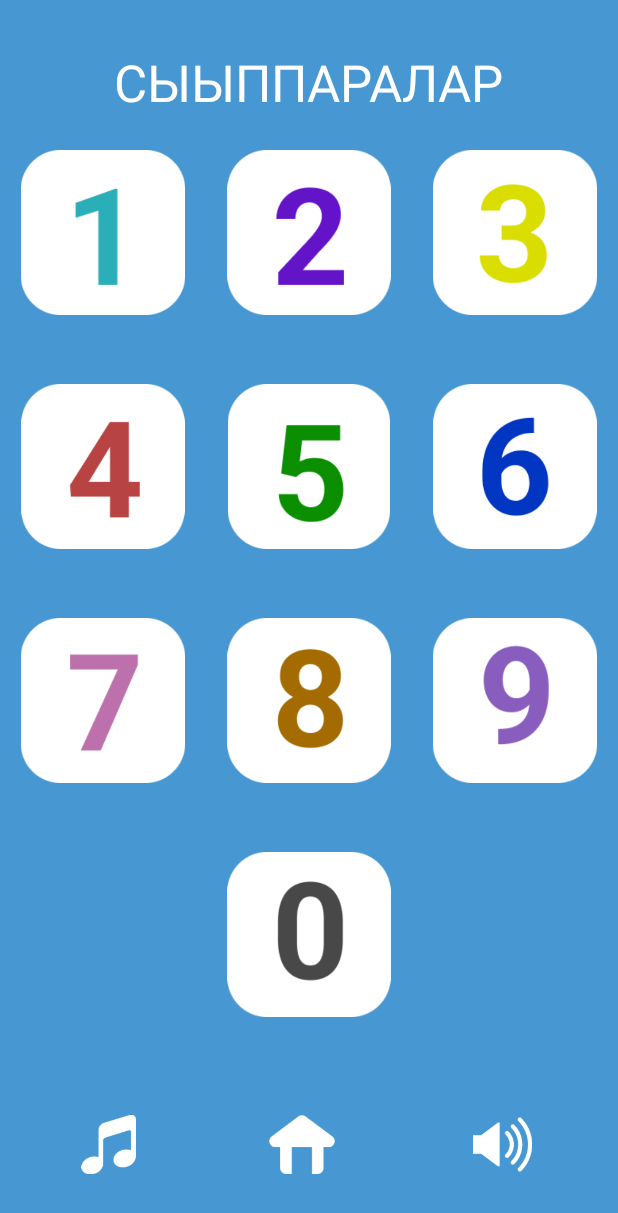
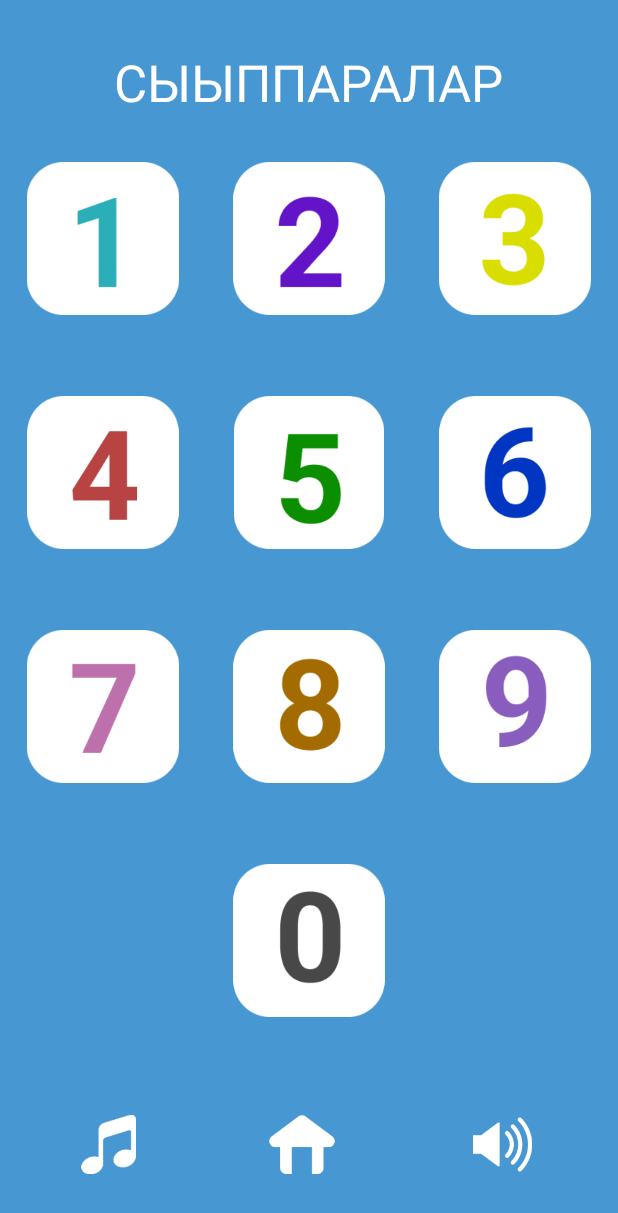
Before and after one commit to brearey/YktWords2022, an Android app: the DigitalsActivity screen opened directly, with no data from a screen before it, on a phone screen of 412 x 824 dp. Shown: the top 1213 px of the screen. Run offline under Robolectric (Android 15) with nearby library versions, the phone set to English and light mode, and no system bars; Roboto replaces fonts that are not available here.

Commit message:
# Added padding for digits on activity_digitals.xml

```diff
--- a/app/src/main/res/layout/activity_digitals.xml
+++ b/app/src/main/res/layout/activity_digitals.xml
@@ -39,22 +39,25 @@
 
             <ImageView
                 android:id="@+id/one_image"
-                android:layout_width="110dp"
-                android:layout_height="110dp"
+                android:layout_width="118dp"
+                android:layout_height="118dp"
+                android:padding="8dp"
                 android:layout_weight="1"
                 app:srcCompat="@drawable/one" />
 
             <ImageView
                 android:id="@+id/two_image"
-                android:layout_width="110dp"
-                android:layout_height="110dp"
+                android:layout_width="118dp"
+                android:layout_height="118dp"
+                android:padding="8dp"
                 android:layout_weight="1"
                 app:srcCompat="@drawable/two" />
 
             <ImageView
                 android:id="@+id/three_image"
-                android:layout_width="110dp"
-                android:layout_height="110dp"
+                android:layout_width="118dp"
+                android:layout_height="118dp"
+                android:padding="8dp"
                 android:layout_weight="1"
                 app:srcCompat="@drawable/three" />
         </LinearLayout>
@@ -67,22 +70,25 @@
 
             <ImageView
                 android:id="@+id/four_image"
-                android:layout_width="110dp"
-                android:layout_height="110dp"
+                android:layout_width="118dp"
+                android:layout_height="118dp"
+                android:padding="8dp"
                 android:layout_weight="1"
                 app:srcCompat="@drawable/four" />
 
             <ImageView
                 android:id="@+id/five_image"
-                android:layout_width="110dp"
-                android:layout_height="110dp"
+                android:layout_width="118dp"
+                android:layout_height="118dp"
+                android:padding="8dp"
                 android:layout_weight="1"
                 app:srcCompat="@drawable/five" />
 
             <ImageView
                 android:id="@+id/six_image"
-                android:layout_width="110dp"
-                android:layout_height="110dp"
+                android:layout_width="118dp"
+                android:layout_height="118dp"
+                android:padding="8dp"
                 android:layout_weight="1"
                 app:srcCompat="@drawable/six" />
         </LinearLayout>
@@ -95,22 +101,25 @@
 
             <ImageView
                 android:id="@+id/seven_image"
-                android:layout_width="110dp"
-                android:layout_height="110dp"
+                android:layout_width="118dp"
+                android:layout_height="118dp"
+                android:padding="8dp"
                 android:layout_weight="1"
                 app:srcCompat="@drawable/seven" />
 
             <ImageView
                 android:id="@+id/eight_image"
-                android:layout_width="110dp"
-                android:layout_height="110dp"
+                android:layout_width="118dp"
+                android:layout_height="118dp"
+                android:padding="8dp"
                 android:layout_weight="1"
                 app:srcCompat="@drawable/eight" />
 
             <ImageView
                 android:id="@+id/nine_image"
-                android:layout_width="110dp"
-                android:layout_height="110dp"
+                android:layout_width="118dp"
+                android:layout_height="118dp"
+                android:padding="8dp"
                 android:layout_weight="1"
                 app:srcCompat="@drawable/nine" />
         </LinearLayout>
@@ -123,8 +132,9 @@
 
             <ImageView
                 android:id="@+id/zero_image"
-                android:layout_width="110dp"
-                android:layout_height="110dp"
+                android:layout_width="118dp"
+                android:layout_height="118dp"
+                android:padding="8dp"
                 android:layout_weight="1"
                 app:srcCompat="@drawable/zero" />
 
```
